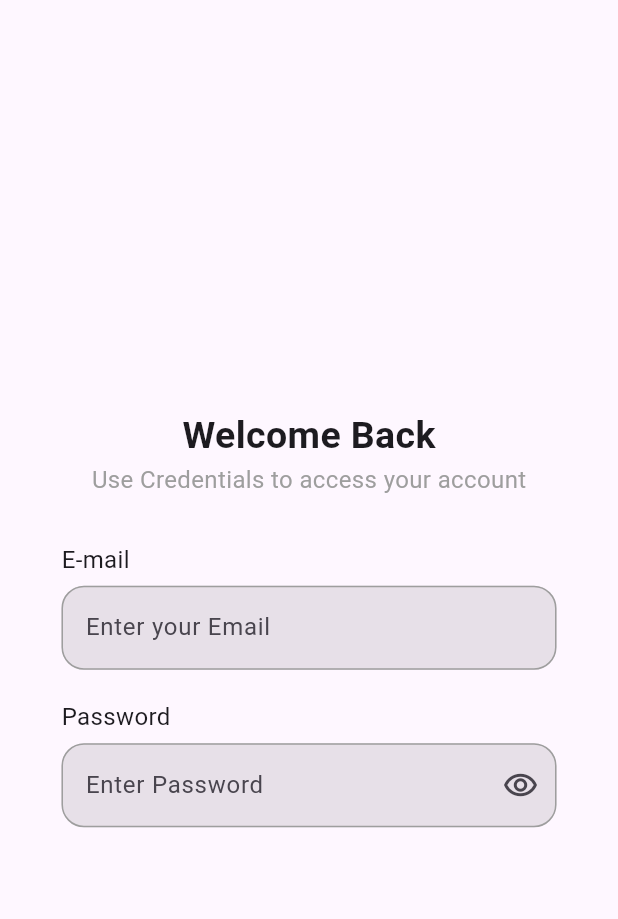
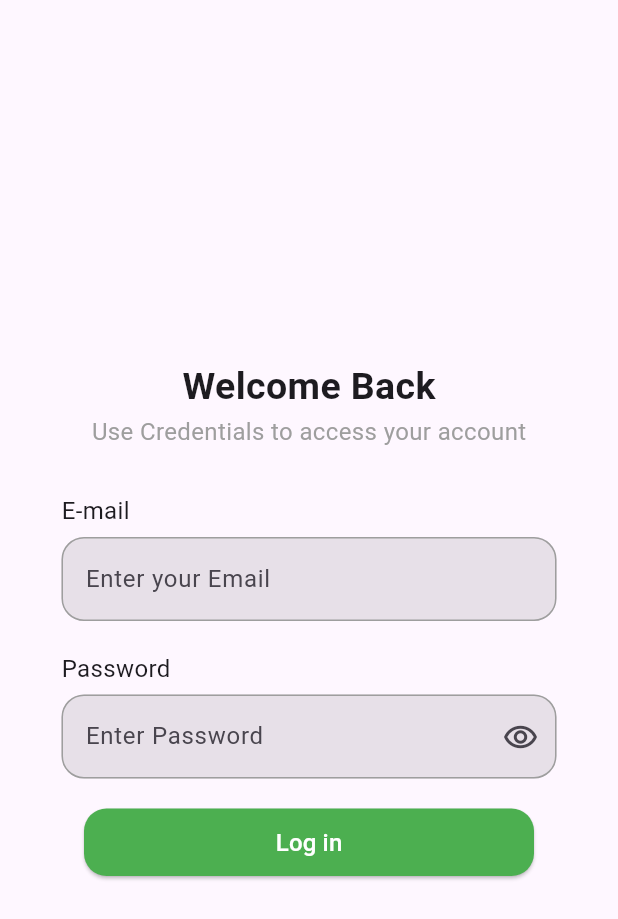
Before and after one commit to Maha6468/vuku_project_3, a Flutter app: the screen it shows after launch, on a phone screen of 412 x 824 dp. Shown: the top 919 px of the screen. Run offline on Flutter 3.47's test engine with Material 3 defaults, Android fonts, the phone set to English and light mode, and no system bars.

Commit message:
last update

```diff
--- a/lib/Screens/log_in.dart
+++ b/lib/Screens/log_in.dart
@@ -1,5 +1,6 @@
 import 'package:flutter/cupertino.dart';
 import 'package:flutter/material.dart';
+import 'package:vuku_project_3/Custom_Widget/elevated_Button.dart';
 
 import '../Custom_Widget/text_from_field.dart';
 
@@ -34,6 +35,11 @@ class _Log_InState extends State<Log_In> {
               hinText:"Enter Password",
               sufIcon:(Icons.remove_red_eye_outlined),
             ),
+            SizedBox(height: 20,),
+
+            ElevatedButton_cust(
+
+            ),
 
 
 
```
